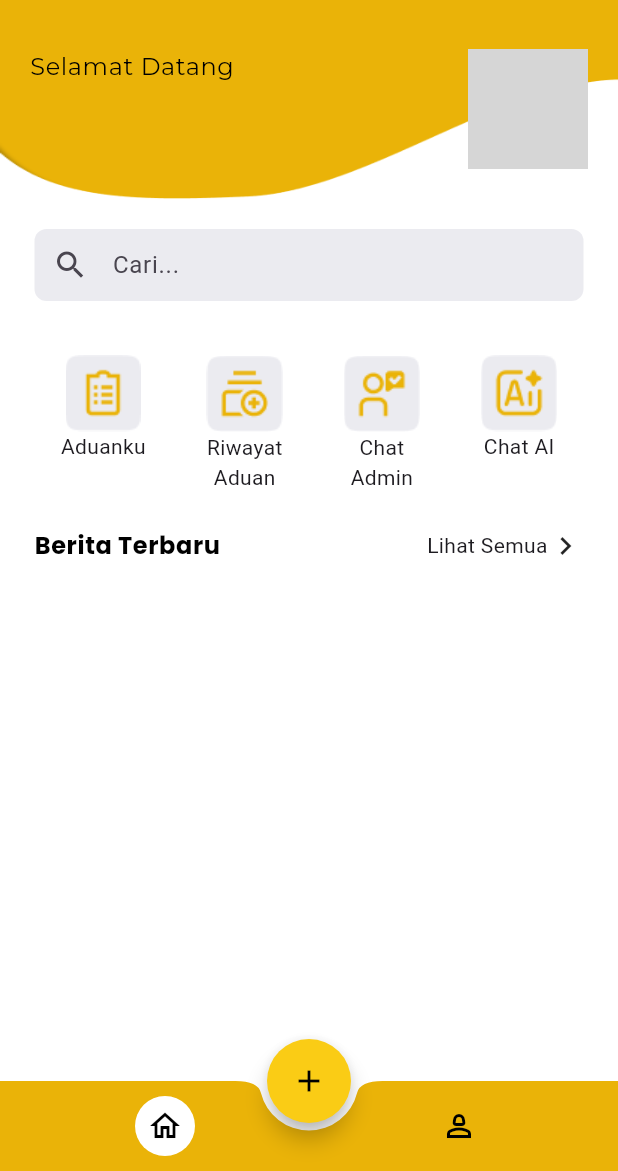
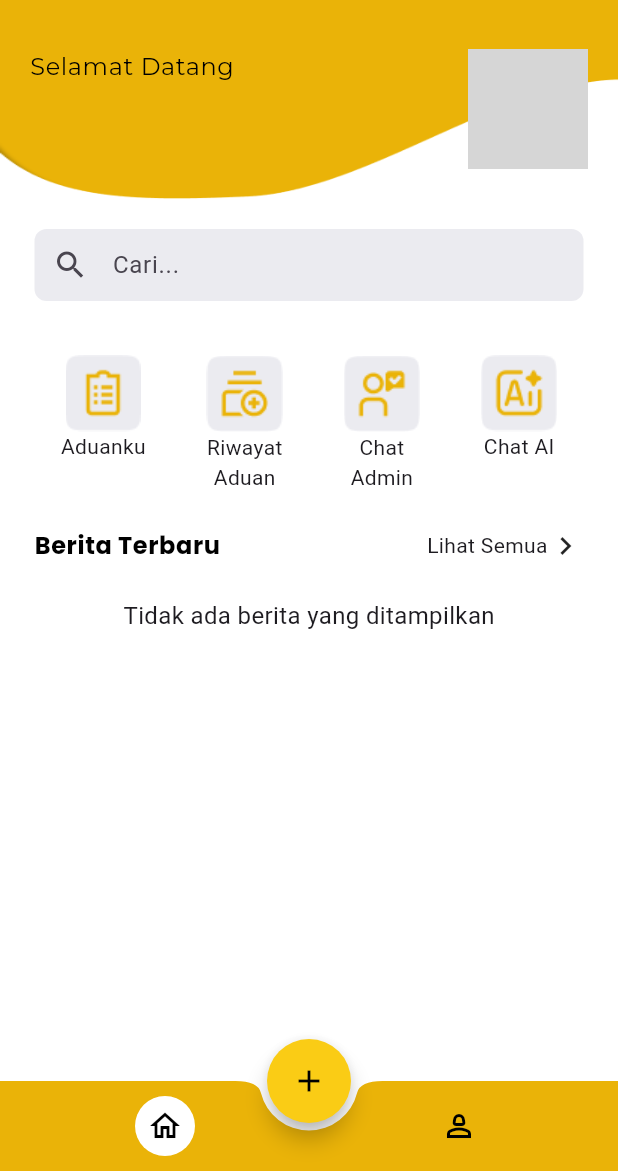
Before and after one commit to Capstone-Project-Alterra-Kelompok-8/e-complaint-mobile, a Flutter app: the HomePageScreen screen opened by its route, on a phone screen of 412 x 824 dp, the part 65-1236 px from its top. Run offline on Flutter 3.47's test engine with Material 3 defaults, Android fonts, the phone set to English and light mode, and no system bars; our stand-ins replace dio, flutter_svg, gap, google_fonts, page_view_indicators, pinput and 1 more; accounts and stored records are empty; network calls fail; grey boxes are pictures that could not be loaded.

Commit message:
update logic for homepage

```diff
--- a/e_complaint_app/lib/views/screens/home/homepage_screen.dart
+++ b/e_complaint_app/lib/views/screens/home/homepage_screen.dart
@@ -27,6 +27,7 @@ class _HomePageScreenState extends State<HomePageScreen> {
   Widget build(BuildContext context) {
     final newsController = Provider.of<NewsController>(context);
     final userController = Provider.of<UserController>(context);
+    final isLoaded = Provider.of<NewsController>(context).isLoaded;
 
     return Scaffold(
       appBar: AppBar(
@@ -181,9 +182,12 @@ class _HomePageScreenState extends State<HomePageScreen> {
               ],
             ),
           ),
-          GridView.builder(
+          isLoaded
+              ? (newsController.news.isNotEmpty
+                  ? GridView.builder(
                       controller: ScrollController(),
-            gridDelegate: const SliverGridDelegateWithFixedCrossAxisCount(
+                      gridDelegate:
+                          const SliverGridDelegateWithFixedCrossAxisCount(
                         crossAxisCount: 2,
                         mainAxisSpacing: 10,
                         crossAxisSpacing: 10,
@@ -194,6 +198,18 @@ class _HomePageScreenState extends State<HomePageScreen> {
                       itemBuilder: (context, index) {
                         return NewsCard(news: newsController.news[index]);
                       },
+                    )
+                  : const Center(
+                      child: Text(
+                        'Tidak ada berita yang ditampilkan',
+                        style: TextStyle(fontSize: 16),
+                      ),
+                    ))
+              : const Center(
+                  child: CircularProgressIndicator(
+                    valueColor: AlwaysStoppedAnimation<Color>(Colors.yellow),
+                    backgroundColor: Colors.white,
+                  ),
                 ),
         ],
       ),
```
Lines whose indentation alone changed are shown as unchanged.
